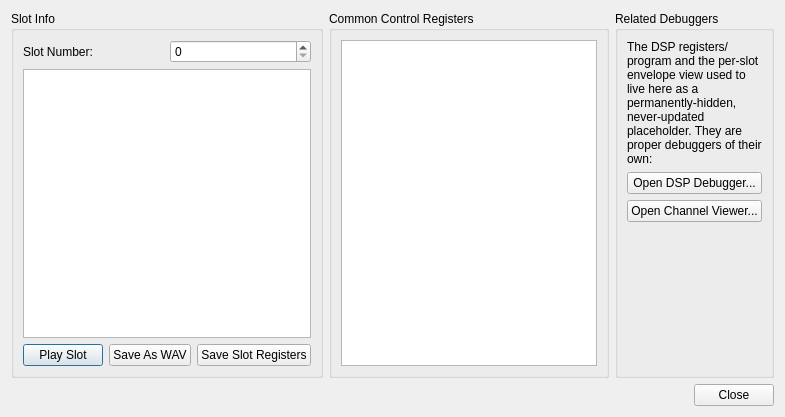
Qt form yabause/src/port/qt/ui/UIDebugSCSP.ui (BenjaminSiskoo/Kronos_test) before a commit.
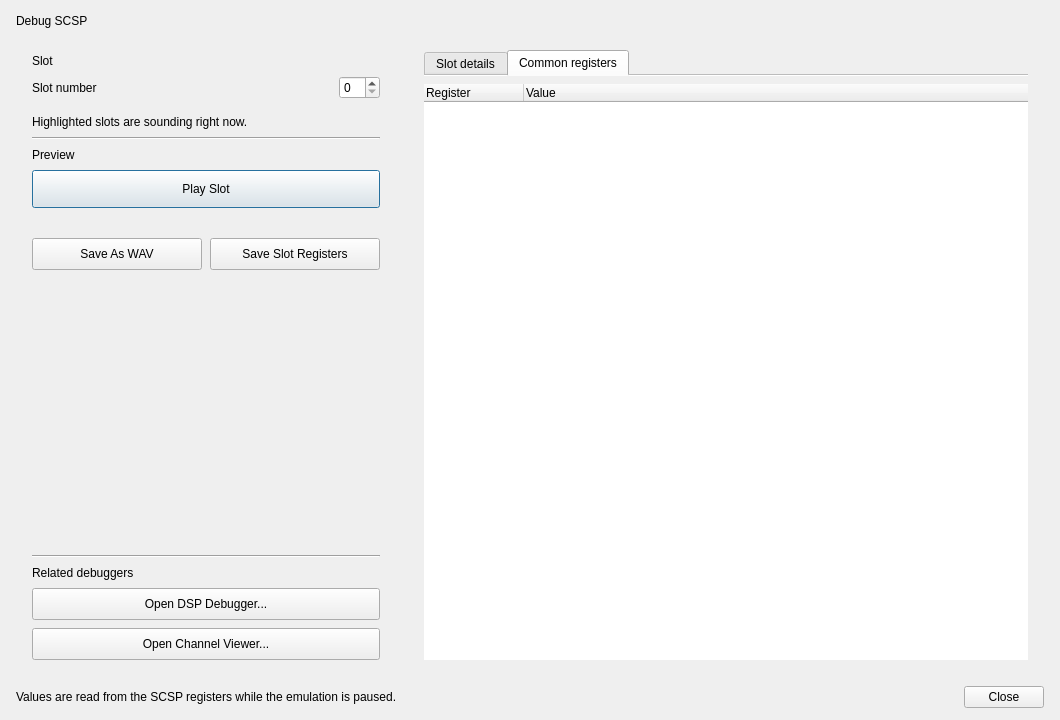
The same form after that commit. The open tabs and pages were chosen to show the change.

Commit message: UIDebugSCSP: 32-slot grid, grouped slot info with filter, theme-aware style; slot preview at 44.1 kHz with format check, drain before stopping and a stop before a WAV export or the channel viewer; the emulation runs while the channel viewer is open (it showed frozen envelopes); "nothing to play/save" messages fixed

Patch:
```diff
--- a/yabause/src/port/qt/ui/UIDebugSCSP.ui
+++ b/yabause/src/port/qt/ui/UIDebugSCSP.ui
@@ -2,172 +2,13 @@
 <ui version="4.0">
  <class>UIDebugSCSP</class>
  <widget class="QDialog" name="UIDebugSCSP">
-  <property name="geometry">
-   <rect>
-    <x>0</x>
-    <y>0</y>
-    <width>766</width>
-    <height>417</height>
-   </rect>
-  </property>
-  <property name="windowTitle">
-   <string>Debug SCSP</string>
-  </property>
-  <layout class="QVBoxLayout" name="verticalLayout_12">
-   <item>
-    <layout class="QHBoxLayout" name="horizontalLayout_6">
-     <item>
-      <widget class="QGroupBox" name="gbSlotInfo">
-       <property name="title">
-        <string>Slot Info</string>
-       </property>
-       <layout class="QVBoxLayout" name="verticalLayout">
-        <item>
-         <layout class="QHBoxLayout" name="horizontalLayout">
-          <item>
-           <widget class="QLabel" name="label">
-            <property name="text">
-             <string>Slot Number:</string>
-            </property>
-           </widget>
-          </item>
-          <item>
-           <widget class="QSpinBox" name="sbSlotNumber"/>
-          </item>
-         </layout>
-        </item>
-        <item>
-         <widget class="QPlainTextEdit" name="pteSlotInfo">
-          <property name="readOnly">
-           <bool>true</bool>
-          </property>
-         </widget>
-        </item>
-        <item>
-         <layout class="QHBoxLayout" name="horizontalLayout_3">
-          <item>
-           <widget class="QPushButton" name="pbPlaySlot">
-            <property name="text">
-             <string>Play Slot</string>
-            </property>
-           </widget>
-          </item>
-          <item>
-           <widget class="QPushButton" name="pbSaveAsWav">
-            <property name="text">
-             <string>Save As WAV</string>
-            </property>
-           </widget>
-          </item>
-          <item>
-           <widget class="QPushButton" name="pbSaveSlotRegisters">
-            <property name="text">
-             <string>Save Slot Registers</string>
-            </property>
-           </widget>
-          </item>
-         </layout>
-        </item>
-       </layout>
-      </widget>
-     </item>
-     <item>
-      <widget class="QGroupBox" name="gbCommonControlRegisters">
-       <property name="title">
-        <string>Common Control Registers</string>
-       </property>
-       <layout class="QVBoxLayout" name="verticalLayout_11">
-        <item>
-         <widget class="QPlainTextEdit" name="pteCommonControlRegisters">
-          <property name="sizePolicy">
-           <sizepolicy hsizetype="MinimumExpanding" vsizetype="Expanding">
-            <horstretch>0</horstretch>
-            <verstretch>0</verstretch>
-           </sizepolicy>
-          </property>
-          <property name="readOnly">
-           <bool>true</bool>
-          </property>
-         </widget>
-        </item>
-       </layout>
-      </widget>
-     </item>
-     <item>
-      <layout class="QVBoxLayout" name="verticalLayout_9">
-       <item>
-        <widget class="QGroupBox" name="gbRelatedDebuggers">
-         <property name="sizePolicy">
-          <sizepolicy hsizetype="Preferred" vsizetype="Preferred">
-           <horstretch>0</horstretch>
-           <verstretch>0</verstretch>
-          </sizepolicy>
-         </property>
-         <property name="title">
-          <string>Related Debuggers</string>
-         </property>
-         <layout class="QVBoxLayout" name="verticalLayout_5">
-          <item>
-           <widget class="QLabel" name="lRelatedDebuggersInfo">
-            <property name="text">
-             <string>The DSP registers/program and the per-slot envelope view used to live here as a permanently-hidden, never-updated placeholder. They are proper debuggers of their own:</string>
-            </property>
-            <property name="wordWrap">
-             <bool>true</bool>
-            </property>
-           </widget>
-          </item>
-          <item>
-           <widget class="QPushButton" name="pbOpenDSPDebugger">
-            <property name="toolTip">
-             <string>Open the SCSP DSP debugger (program, registers, breakpoints, single-step)</string>
-            </property>
-            <property name="text">
-             <string>Open DSP Debugger...</string>
-            </property>
-           </widget>
-          </item>
-          <item>
-           <widget class="QPushButton" name="pbOpenChannelViewer">
-            <property name="toolTip">
-             <string>Open the live 32-slot envelope/mute viewer</string>
-            </property>
-            <property name="text">
-             <string>Open Channel Viewer...</string>
-            </property>
-           </widget>
-          </item>
-          <item>
-           <spacer name="verticalSpacerRelated">
-            <property name="orientation">
-             <enum>Qt::Vertical</enum>
-            </property>
-            <property name="sizeHint" stdset="0">
-             <size>
-              <width>20</width>
-              <height>40</height>
-             </size>
-            </property>
-           </spacer>
-          </item>
-         </layout>
-        </widget>
-       </item>
-      </layout>
-     </item>
-    </layout>
-   </item>
-   <item>
-    <layout class="QHBoxLayout" name="horizontalLayout_7">
-     <item>
-      <widget class="QDialogButtonBox" name="dbbButtons">
-       <property name="standardButtons">
-        <set>QDialogButtonBox::Close</set>
-       </property>
-      </widget>
-     </item>
-    </layout>
-   </item>
+  <property name="geometry"><rect><x>0</x><y>0</y><width>1060</width><height>720</height></rect></property>
+  <property name="windowTitle"><string>Debug SCSP</string></property>
+  <layout class="QVBoxLayout" name="vlMain">
+   <property name="leftMargin"><number>16</number></property><property name="topMargin"><number>14</number></property><property name="rightMargin"><number>16</number></property><property name="bottomMargin"><number>12</number></property><property name="spacing"><number>12</number></property>
+   <item><layout class="QHBoxLayout" name="hlHeader"><property name="leftMargin"><number>0</number></property><property name="topMargin"><number>0</number></property><property name="rightMargin"><number>0</number></property><property name="bottomMargin"><number>0</number></property><property name="spacing"><number>8</number></property><item><widget class="QLabel" name="lTitle"><property name="text"><string>Debug SCSP</string></property></widget></item><item><spacer name="sp_hd"><property name="orientation"><enum>Qt::Horizontal</enum></property><property name="sizeHint" stdset="0"><size><width>0</width><height>0</height></size></property></spacer></item><item><widget class="QLabel" name="lChipSlot"><property name="text"><string></string></property></widget></item><item><widget class="QLabel" name="lChipEmu"><property name="text"><string></string></property></widget></item></layout></item>
+   <item><layout class="QHBoxLayout" name="hlBody"><property name="leftMargin"><number>0</number></property><property name="topMargin"><number>0</number></property><property name="rightMargin"><number>0</number></property><property name="bottomMargin"><number>0</number></property><property name="spacing"><number>12</number></property><item><widget class="QFrame" name="panelLeft"><property name="minimumSize"><size><width>340</width><height>0</height></size></property><property name="maximumSize"><size><width>380</width><height>16777215</height></size></property><layout class="QVBoxLayout" name="vlLeft"><property name="leftMargin"><number>16</number></property><property name="topMargin"><number>14</number></property><property name="rightMargin"><number>16</number></property><property name="bottomMargin"><number>14</number></property><property name="spacing"><number>8</number></property><item><widget class="QLabel" name="lSlotTitle"><property name="text"><string>Slot</string></property></widget></item><item><layout class="QHBoxLayout" name="hlSlotNum"><property name="leftMargin"><number>0</number></property><property name="topMargin"><number>0</number></property><property name="rightMargin"><number>0</number></property><property name="bottomMargin"><number>0</number></property><property name="spacing"><number>8</number></property><item><widget class="QLabel" name="lSlotNumber"><property name="text"><string>Slot number</string></property></widget></item><item><spacer name="sp_sn"><property name="orientation"><enum>Qt::Horizontal</enum></property><property name="sizeHint" stdset="0"><size><width>0</width><height>0</height></size></property></spacer></item><item><widget class="QSpinBox" name="sbSlotNumber"><property name="minimum"><number>0</number></property><property name="maximum"><number>31</number></property></widget></item></layout></item><item><widget class="QWidget" name="wSlotGrid"><layout class="QGridLayout" name="glSlots"><property name="leftMargin"><number>0</number></property><property name="topMargin"><number>0</number></property><property name="rightMargin"><number>0</number></property><property name="bottomMargin"><number>0</number></property><property name="spacing"><number>4</number></property></layout></widget></item><item><widget class="QLabel" name="lSlotLegend"><property name="text"><string>Highlighted slots are sounding right now.</string></property><property name="wordWrap"><bool>true</bool></property></widget></item><item><widget class="QFrame" name="lineSep1"><property name="frameShape"><enum>QFrame::HLine</enum></property><property name="frameShadow"><enum>QFrame::Sunken</enum></property></widget></item><item><widget class="QLabel" name="lPreviewTitle"><property name="text"><string>Preview</string></property></widget></item><item><widget class="QPushButton" name="pbPlaySlot"><property name="text"><string>Play Slot</string></property><property name="minimumSize"><size><width>0</width><height>38</height></size></property><property name="sizePolicy"><sizepolicy hsizetype="Expanding" vsizetype="Fixed"><horstretch>0</horstretch><verstretch>0</verstretch></sizepolicy></property><property name="cursor"><cursorShape>PointingHandCursor</cursorShape></property></widget></item><item><widget class="QLabel" name="lPlayStatus"><property name="text"><string></string></property><property name="wordWrap"><bool>true</bool></property></widget></item><item><layout class="QHBoxLayout" name="hlSave"><property name="leftMargin"><number>0</number></property><property name="topMargin"><number>0</number></property><property name="rightMargin"><number>0</number></property><property name="bottomMargin"><number>0</number></property><property name="spacing"><number>8</number></property><item><widget class="QPushButton" name="pbSaveAsWav"><property name="text"><string>Save As WAV</string></property><property name="minimumSize"><size><width>0</width><height>32</height></size></property><property name="sizePolicy"><sizepolicy hsizetype="Expanding" vsizetype="Fixed"><horstretch>0</horstretch><verstretch>0</verstretch></sizepolicy></property><property name="cursor"><cursorShape>PointingHandCursor</cursorShape></property></widget></item><item><widget class="QPushButton" name="pbSaveSlotRegisters"><property name="text"><string>Save Slot Registers</string></property><property name="minimumSize"><size><width>0</width><height>32</height></size></property><property name="sizePolicy"><sizepolicy hsizetype="Expanding" vsizetype="Fixed"><horstretch>0</horstretch><verstretch>0</verstretch></sizepolicy></property><property name="cursor"><cursorShape>PointingHandCursor</cursorShape></property></widget></item></layout></item><item><spacer name="sp_left"><property name="orientation"><enum>Qt::Vertical</enum></property><property name="sizeHint" stdset="0"><size><width>0</width><height>0</height></size></property></spacer></item><item><widget class="QFrame" name="lineSep2"><property name="frameShape"><enum>QFrame::HLine</enum></property><property name="frameShadow"><enum>QFrame::Sunken</enum></property></widget></item><item><widget class="QLabel" name="lRelatedTitle"><property name="text"><string>Related debuggers</string></property></widget></item><item><widget class="QPushButton" name="pbOpenDSPDebugger"><property name="text"><string>Open DSP Debugger...</string></property><property name="minimumSize"><size><width>0</width><height>32</height></size></property><property name="sizePolicy"><sizepolicy hsizetype="Expanding" vsizetype="Fixed"><horstretch>0</horstretch><verstretch>0</verstretch></sizepolicy></property><property name="cursor"><cursorShape>PointingHandCursor</cursorShape></property><property name="toolTip"><string>Open the SCSP DSP debugger (program, registers, breakpoints, single-step)</string></property></widget></item><item><widget class="QPushButton" name="pbOpenChannelViewer"><property name="text"><string>Open Channel Viewer...</string></property><property name="minimumSize"><size><width>0</width><height>32</height></size></property><property name="sizePolicy"><sizepolicy hsizetype="Expanding" vsizetype="Fixed"><horstretch>0</horstretch><verstretch>0</verstretch></sizepolicy></property><property name="cursor"><cursorShape>PointingHandCursor</cursorShape></property><property name="toolTip"><string>Open the live 32-slot envelope and mute viewer</string></property></widget></item></layout></widget></item><item><widget class="QFrame" name="panelRight"><layout class="QVBoxLayout" name="vlRight"><property name="leftMargin"><number>16</number></property><property name="topMargin"><number>10</number></property><property name="rightMargin"><number>16</number></property><property name="bottomMargin"><number>14</number></property><item><widget class="QTabWidget" name="tabInfo"><property name="documentMode"><bool>true</bool></property><widget class="QWidget" name="tabSlot"><attribute name="title"><string>Slot details</string></attribute><layout class="QVBoxLayout" name="vlTabSlot"><property name="leftMargin"><number>0</number></property><property name="topMargin"><number>8</number></property><property name="rightMargin"><number>0</number></property><property name="bottomMargin"><number>0</number></property><property name="spacing"><number>8</number></property><item><widget class="QLineEdit" name="leFilter"><property name="placeholderText"><string>Filter registers...</string></property><property name="clearButtonEnabled"><bool>true</bool></property></widget></item><item><widget class="QTreeWidget" name="twSlotInfo"><property name="alternatingRowColors"><bool>true</bool></property><property name="rootIsDecorated"><bool>true</bool></property><property name="uniformRowHeights"><bool>true</bool></property><property name="frameShape"><enum>QFrame::NoFrame</enum></property><property name="selectionBehavior"><enum>QAbstractItemView::SelectRows</enum></property><property name="editTriggers"><set>QAbstractItemView::NoEditTriggers</set></property><column><property name="text"><string>Register</string></property></column><column><property name="text"><string>Value</string></property></column></widget></item></layout></widget><widget class="QWidget" name="tabCommon"><attribute name="title"><string>Common registers</string></attribute><layout class="QVBoxLayout" name="vlTabCommon"><property name="leftMargin"><number>0</number></property><property name="topMargin"><number>8</number></property><property name="rightMargin"><number>0</number></property><property name="bottomMargin"><number>0</number></property><item><widget class="QTreeWidget" name="twCommonInfo"><property name="alternatingRowColors"><bool>true</bool></property><property name="rootIsDecorated"><bool>true</bool></property><property name="uniformRowHeights"><bool>true</bool></property><property name="frameShape"><enum>QFrame::NoFrame</enum></property><property name="selectionBehavior"><enum>QAbstractItemView::SelectRows</enum></property><property name="editTriggers"><set>QAbstractItemView::NoEditTriggers</set></property><column><property name="text"><string>Register</string></property></column><column><property name="text"><string>Value</string></property></column></widget></item></layout></widget></widget></item></layout></widget></item></layout></item>
+   <item><layout class="QHBoxLayout" name="hlFooter"><property name="leftMargin"><number>0</number></property><property name="topMargin"><number>0</number></property><property name="rightMargin"><number>0</number></property><property name="bottomMargin"><number>0</number></property><property name="spacing"><number>8</number></property><item><widget class="QLabel" name="lFootNote"><property name="text"><string>Values are read from the SCSP registers while the emulation is paused.</string></property></widget></item><item><spacer name="sp_ft"><property name="orientation"><enum>Qt::Horizontal</enum></property><property name="sizeHint" stdset="0"><size><width>0</width><height>0</height></size></property></spacer></item><item><widget class="QDialogButtonBox" name="dbbButtons"><property name="standardButtons"><set>QDialogButtonBox::Close</set></property></widget></item></layout></item>
   </layout>
  </widget>
  <resources/>
```
Left out of the diff: 17 changed lines with no effect on the pictures. The commit also changes 2 other files.
